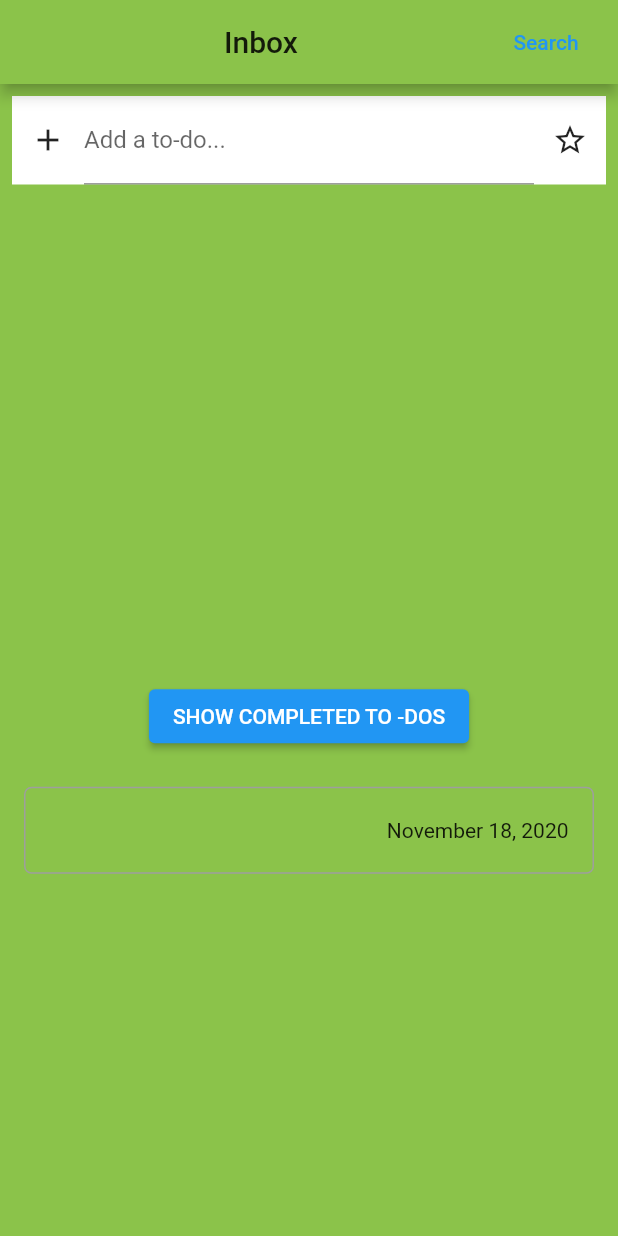
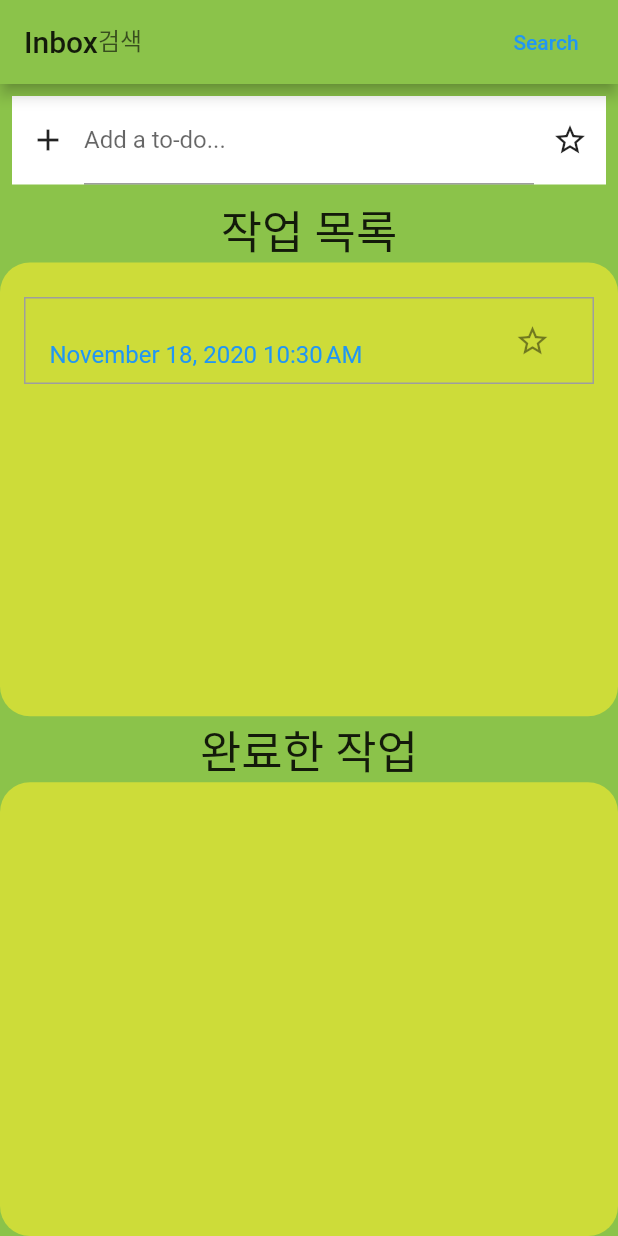
Before and after one commit to Jung-HanJoon/flutter-todo-exam, a Flutter app: the screen it shows after launch, after a tap on the "add" icon, on a phone screen of 412 x 824 dp. Run offline on Flutter 3.47's test engine with Material 2 defaults, Android fonts, the phone set to English and light mode, and no system bars; our stand-ins replace cloud_firestore; accounts and stored records are empty.

Commit message:
데이터 입력, 수정, 삭제, 실행시 welcome 메시지 출력 구현

```diff
--- a/lib/main.dart
+++ b/lib/main.dart
@@ -25,11 +25,6 @@ class _MyAppState extends State<MyApp> {
       home: MyHomePage(),
     );
   }
-
-  @override
-  void initState() {
-    super.initState();
-  }
 }
 
 class MyHomePage extends StatefulWidget {
@@ -38,55 +33,22 @@ class MyHomePage extends StatefulWidget {
 }
 
 class _MyHomePageState extends State<MyHomePage> {
-  String _whatTodo = "";
-  String _query = "";
-  List<Widget> todoList = [];
-
+  String _whatTodo = ""; //입력받은 할일 내용
+  String _query = ""; //검색을 위한 쿼리 미구현으로 미사용
   var _tec = TextEditingController();
-  var _qtec = TextEditingController();
+  var _tec2 = TextEditingController();
 
   void _addToDo() {
-    bool checked = false;
-    IconData iconData = Icons.star_border;
+    //DB에 할일 저장하는 함수
     Firestore.instance.collection('todo').add({
-      'todo': _whatTodo,
-      'time': DateFormat.yMMMMd('en_US').format(DateTime.now()).toString(),
-      'favorite': false
+      'todo': _whatTodo, //할일 텍스트
+      'time': DateFormat.yMMMMd('en_US')
+          .add_jm()
+          .format(DateTime.now())
+          .toString(), //현재 시간
+      'favorite': false //할일 완료 여부 표시
     });
-    // setState(() {
-    //   todoList.add(Padding(
-    //     padding: const EdgeInsets.fromLTRB(8.0,3.0,8.0,0),
-    //     child: ListTile(
-    //       tileColor: Colors.white,
-    //       title: Row(
-    //         mainAxisAlignment: MainAxisAlignment.spaceBetween,
-    //         children: [
-    //           Checkbox(value: checked, onChanged: null),
-    //           Column(
-    //             children: [
-    //               Text(_whatTodo),
-    //               Text(DateFormat.yMMMMd('en_US').format(DateTime.now()).toString()),
-    //             ],
-    //           ),
-    //           IconButton(
-    //             icon: Icon(iconData),
-    //             onPressed: () {
-    //               setState(() {
-    //                 if(iconData==Icons.star_border){
-    //                   iconData=Icons.star;
-    //                 }else{
-    //                   iconData=Icons.star_border;
-    //                 }
-    //               });
-    //             },
-    //           ),
-    //         ],
-    //       ),
-    //     ),
-    //   ));
-    //   todoList.reversed;
-    // });
-    _tec.text = '';
+    _tec.text = ''; //할일 추가 시 텍스트 필드 비움
   }
 
   @override
@@ -95,16 +57,16 @@ class _MyHomePageState extends State<MyHomePage> {
       appBar: AppBar(
         title: Row(
           mainAxisAlignment: MainAxisAlignment.spaceBetween,
+          crossAxisAlignment: CrossAxisAlignment.center,
           children: [
-            Text(""),
             Text('Inbox'),
+            Expanded(
+                child: TextField(decoration: InputDecoration(labelText: '검색'))),
             TextButton(onPressed: () {}, child: Text('Search'))
           ],
         ),
       ),
       body: Container(
-        width: MediaQuery.of(context).size.width,
-        height: MediaQuery.of(context).size.height,
         color: Colors.lightGreen,
         child: Column(
           children: <Widget>[
@@ -130,50 +92,63 @@ class _MyHomePageState extends State<MyHomePage> {
                   ],
                 ),
               ),
-            ),
+            ), //할 일 입력하는 공간
+            Text(
+              '작업 목록',
+              style: TextStyle(fontSize: 30),
+            ), //작업 목록 구분용 텍스트
             Expanded(
-              child: ListView(
-                children: todoList,
-              ),
-            ),
-            // Padding(
-            //   padding: const EdgeInsets.all(8.0),
-            //   child: ListView(
-            //     children: todoList,
-            //   ),
-            // ),
-            ElevatedButton(
-                onPressed: () {}, child: Text('SHOW COMPLETED TO -DOS')),
+              child: _buildBody(context, false),
+            ), //작업 리스트
+            Text(
+              '완료한 작업',
+              style: TextStyle(fontSize: 30),
+            ), //완료한 작업 목록 구분용 텍스트
             Expanded(
-              child: _buildBody(context),
-            )
+              child: _buildBody(context, true),
+            ) //작업 리스트
           ],
         ),
       ),
     );
   }
 
-  Widget _buildBody(BuildContext context) {
+  //DB에서 값을 가져와서 넘겨주기까지
+  Widget _buildBody(BuildContext context, bool done) {
     return StreamBuilder<QuerySnapshot>(
-      stream: Firestore.instance.collection('todo').snapshots(),
+      //스트림빌더를 활용해서 Setstate를 사용하지 않았음.
+      stream: Firestore.instance
+          .collection('todo')
+          .where("favorite", isEqualTo: done)
+          .orderBy('time', descending: true)
+          .snapshots(),
       builder: (context, snapshot) {
-        if (!snapshot.hasData) return LinearProgressIndicator();
-
+        if (!snapshot.hasData)
+          return CircularProgressIndicator(); //스냅샷이 비워져있을시 미구현
         return _buildList(context, snapshot.data.documents);
       },
     );
   }
 
+  //넘겨준 객체(스냅샷)마다 map으로 돌려서 ListTile 만드는 함수를 부르고, 결과값을 ListView에 뿌려주기
   Widget _buildList(BuildContext context, List<DocumentSnapshot> snapshot) {
-    return ListView(
-      padding: const EdgeInsets.only(top: 20.0),
-      children: snapshot.map((data) => _buildListItem(context, data)).toList(),
+    return Container(
+      decoration: BoxDecoration(
+        color: Colors.lime,
+        borderRadius: BorderRadius.circular(20.0),
+      ),
+      child: ListView(
+        padding: const EdgeInsets.only(top: 20.0),
+        children:
+            snapshot.map((data) => _buildListItem(context, data)).toList(),
+      ),
     );
   }
 
+  //검색 쿼리를 활용하기 위한 함수. 미구현
   Widget _buildSearch() {
     return TextField(
-      controller: _qtec,
+      controller: _tec2,
       onChanged: (v) {
         _query = v;
       },
@@ -183,23 +158,82 @@ class _MyHomePageState extends State<MyHomePage> {
     );
   }
 
+  //ListTile에 값을 뿌려주기
   Widget _buildListItem(BuildContext context, DocumentSnapshot data) {
     final todo = ToDo.fromSnapshot(data);
-
+    IconData iconData = todo.favorite
+        ? Icons.star
+        : Icons.star_border; //작업 완료 여부를 표시하기 위해 참조할 아이콘 데이터
     return Padding(
-      key: ValueKey(todo.todo),
       padding: const EdgeInsets.symmetric(horizontal: 16.0, vertical: 3.0),
       child: Container(
         decoration: BoxDecoration(
           border: Border.all(color: Colors.grey),
-          borderRadius: BorderRadius.circular(5.0),
         ),
         child: ListTile(
-          title: Text(todo.todo),
-          trailing: Text(todo.time.toString()),
-          tileColor: Colors.white,
-          // onTap: () => todo.reference. ({'time': DateFormat.yMMMMd('en_US').format(DateTime.now()).toString()}),
-        ),
+            title: Column(
+              crossAxisAlignment: CrossAxisAlignment.start,
+              children: [
+                Text(todo.todo, style: TextStyle(fontWeight: FontWeight.bold)),
+                Text(
+                  todo.time.toString(),
+                  style: TextStyle(color: Colors.blue),
+                )
+              ],
+            ),
+            trailing: IconButton(
+              icon: Icon(iconData),
+              onPressed: () {
+                todo.reference.updateData({
+                  'favorite': !(todo.favorite),
+                  'time': DateFormat.yMMMMd('en_US')
+                      .add_jm()
+                      .format(DateTime.now())
+                      .toString()
+                });
+              },
+            ),
+            tileColor: Colors.white,
+            onTap: () {
+              var dialtec = TextEditingController();
+              dialtec.text = todo.todo;
+              showDialog(
+                  context: context,
+                  builder: (context) {
+                    return AlertDialog(
+                      title: Text("작업 내용 수정"),
+                      content: TextField(
+                        controller: dialtec,
+                      ),
+                      actions: [
+                        MaterialButton(
+                            child: Text("수정"),
+                            onPressed: () {
+                              todo.reference.updateData({
+                                'todo': dialtec.text,
+                                'time': DateFormat.yMMMMd('en_US')
+                                    .add_jm()
+                                    .format(DateTime.now())
+                                    .toString()
+                              });
+                              Navigator.pop(context);
+                            }),
+                      ],
+                    );
+                  });
+            },
+            onLongPress: () {
+              final snackBar = SnackBar(
+                content: Text('이 작업을 삭제하시겠습니까?'),
+                action: SnackBarAction(
+                  label: '삭제',
+                  onPressed: () {
+                    todo.reference.delete();
+                  },
+                ),
+              );
+              Scaffold.of(context).showSnackBar(snackBar);
+            }),
       ),
     );
   }
```
Also changed, not shown: 12 other files.
